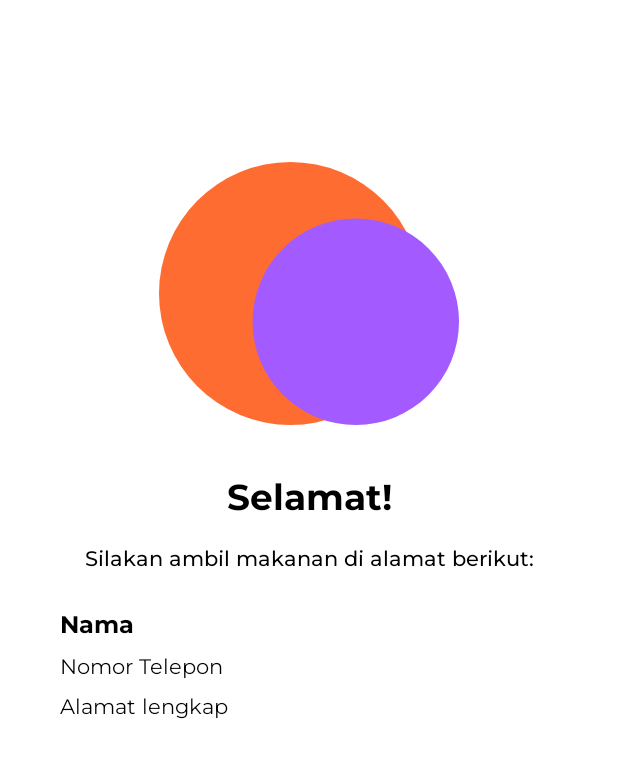
After one commit to farisramadhan13/IDGAF, an Android app: the TakeFoodConfirmationActivity screen opened directly, with no data from a screen before it, on a phone screen of 412 x 824 dp. The commit adds this screen. Shown: the top 758 px of the screen. Run offline under Robolectric (Android 15) with nearby library versions, the light colour scheme and no system bars.

Commit message:
ngerjain take food activity

```diff
--- a/app/src/main/AndroidManifest.xml
+++ b/app/src/main/AndroidManifest.xml
@@ -14,6 +14,9 @@
         android:roundIcon="@mipmap/ic_launcher_round"
         android:supportsRtl="true"
         android:theme="@style/Theme.AplikasiAntiFoodWaste">
+        <activity
+            android:name=".searchfood.TakeFoodConfirmationActivity"
+            android:exported="false" />
         <activity
             android:name=".searchfood.TakeFoodActivity"
             android:exported="false" />
--- a/app/src/main/java/com/capstoneproject/aplikasiantifoodwaste/searchfood/SearchFoodDetailActivity.kt
+++ b/app/src/main/java/com/capstoneproject/aplikasiantifoodwaste/searchfood/SearchFoodDetailActivity.kt
@@ -17,6 +17,7 @@ class SearchFoodDetailActivity : AppCompatActivity() {
 
         binding.btnAmbilMakananAvailable.setOnClickListener{
             startActivity(Intent(this@SearchFoodDetailActivity, TakeFoodActivity::class.java))
+            finish()
         }
     }
 }
--- a/app/src/main/java/com/capstoneproject/aplikasiantifoodwaste/searchfood/TakeFoodActivity.kt
+++ b/app/src/main/java/com/capstoneproject/aplikasiantifoodwaste/searchfood/TakeFoodActivity.kt
@@ -2,11 +2,14 @@ package com.capstoneproject.aplikasiantifoodwaste.searchfood
 
 import android.R
 import android.app.TimePickerDialog
+import android.content.Intent
 import androidx.appcompat.app.AppCompatActivity
 import android.os.Bundle
 import android.view.View
 import android.widget.*
 import com.capstoneproject.aplikasiantifoodwaste.databinding.ActivityTakeFoodBinding
+import com.capstoneproject.aplikasiantifoodwaste.home.HomeActivity
+import com.capstoneproject.aplikasiantifoodwaste.profile.AddAddressActivity
 
 class TakeFoodActivity : AppCompatActivity(), AdapterView.OnItemSelectedListener{
 
@@ -75,6 +78,10 @@ class TakeFoodActivity : AppCompatActivity(), AdapterView.OnItemSelectedListener
         adapter.setDropDownViewResource(android.R.layout.simple_spinner_dropdown_item)
         spinner!!.adapter = adapter
 
+        binding.btnAmbilMakanan.setOnClickListener {
+            startActivity(Intent(this@TakeFoodActivity, TakeFoodConfirmationActivity::class.java))
+            finish()
+        }
     }
 
     override fun onItemSelected(arg0: AdapterView<*>, arg1: View, position: Int, id: Long) {
--- /dev/null
+++ b/app/src/main/java/com/capstoneproject/aplikasiantifoodwaste/searchfood/TakeFoodConfirmationActivity.kt
@@ -0,0 +1,17 @@
+package com.capstoneproject.aplikasiantifoodwaste.searchfood
+
+import androidx.appcompat.app.AppCompatActivity
+import android.os.Bundle
+import com.capstoneproject.aplikasiantifoodwaste.databinding.ActivityTakeFoodConfirmationBinding
+
+class TakeFoodConfirmationActivity : AppCompatActivity() {
+
+    private lateinit var binding: ActivityTakeFoodConfirmationBinding
+
+    override fun onCreate(savedInstanceState: Bundle?) {
+        super.onCreate(savedInstanceState)
+        binding = ActivityTakeFoodConfirmationBinding.inflate(layoutInflater)
+        setContentView(binding.root)
+        supportActionBar?.hide()
+    }
+}
--- a/app/src/main/res/layout/activity_take_food.xml
+++ b/app/src/main/res/layout/activity_take_food.xml
@@ -124,6 +124,20 @@
                 app:layout_constraintEnd_toEndOf="parent"
                 app:layout_constraintStart_toStartOf="parent"
                 app:layout_constraintTop_toBottomOf="@id/tv_waktu_ambil" />
+
+            <Button
+                android:id="@+id/btn_ambil_makanan"
+                android:layout_width="150dp"
+                android:layout_height="wrap_content"
+                android:backgroundTint="@color/purple"
+                android:fontFamily="@font/montserrat_bold"
+                android:text="@string/ambil_makanan"
+                android:textColor="@color/white"
+                android:textSize="11sp"
+                android:layout_marginTop="16dp"
+                app:layout_constraintEnd_toEndOf="parent"
+                app:layout_constraintStart_toStartOf="parent"
+                app:layout_constraintTop_toBottomOf="@id/btn_waktu_ambil" />
         </androidx.constraintlayout.widget.ConstraintLayout>
     </ScrollView>
 </RelativeLayout>
--- /dev/null
+++ b/app/src/main/res/layout/activity_take_food_confirmation.xml
@@ -0,0 +1,127 @@
+<?xml version="1.0" encoding="utf-8"?>
+<androidx.constraintlayout.widget.ConstraintLayout xmlns:android="http://schemas.android.com/apk/res/android"
+    xmlns:app="http://schemas.android.com/apk/res-auto"
+    xmlns:tools="http://schemas.android.com/tools"
+    android:layout_width="match_parent"
+    android:layout_height="match_parent"
+    tools:context=".searchfood.TakeFoodConfirmationActivity">
+
+    <ImageView
+        android:id="@+id/iv_confirmation"
+        android:layout_width="wrap_content"
+        android:layout_height="wrap_content"
+        android:layout_marginTop="108dp"
+        android:src="@drawable/logo"
+        app:layout_constraintEnd_toEndOf="parent"
+        app:layout_constraintStart_toStartOf="parent"
+        app:layout_constraintTop_toTopOf="parent" />
+
+    <TextView
+        android:id="@+id/tv_confirmation"
+        android:layout_width="wrap_content"
+        android:layout_height="wrap_content"
+        android:layout_marginTop="32dp"
+        android:text="@string/selamat"
+        android:fontFamily="@font/montserrat_bold"
+        android:textSize="24sp"
+        android:textColor="@color/black"
+        app:layout_constraintEnd_toEndOf="parent"
+        app:layout_constraintStart_toStartOf="parent"
+        app:layout_constraintTop_toBottomOf="@+id/iv_confirmation" />
+
+    <TextView
+        android:id="@+id/tv_confirm_detail"
+        android:layout_width="wrap_content"
+        android:layout_height="wrap_content"
+        android:layout_marginTop="16dp"
+        android:fontFamily="@font/montserrat_medium"
+        android:text="@string/silakan_ambil_makanan"
+        android:textAlignment="center"
+        android:textColor="@color/black"
+        android:textSize="14sp"
+        app:layout_constraintEnd_toEndOf="parent"
+        app:layout_constraintStart_toStartOf="parent"
+        app:layout_constraintTop_toBottomOf="@+id/tv_confirmation" />
+
+    <LinearLayout
+        android:id="@+id/frame_alamat"
+        android:layout_width="match_parent"
+        android:layout_height="wrap_content"
+        android:layout_marginStart="32dp"
+        android:layout_marginTop="16dp"
+        android:layout_marginEnd="32dp"
+        android:padding="8dp"
+        android:visibility="visible"
+        android:orientation="vertical"
+        app:layout_constraintEnd_toEndOf="parent"
+        app:layout_constraintStart_toStartOf="parent"
+        app:layout_constraintTop_toBottomOf="@id/tv_confirm_detail">
+
+        <TextView
+            android:id="@+id/address_name"
+            android:layout_width="wrap_content"
+            android:layout_height="wrap_content"
+            android:fontFamily="@font/montserrat_bold"
+            android:text="@string/name"
+            android:textColor="@color/black"
+            android:textSize="16sp" />
+
+        <TextView
+            android:id="@+id/address_telp"
+            android:layout_width="wrap_content"
+            android:layout_height="wrap_content"
+            android:fontFamily="@font/montserrat_regular"
+            android:text="@string/telephone_number"
+            android:textColor="@color/black"
+            android:textSize="14sp"
+            android:layout_marginTop="8dp" />
+
+        <TextView
+            android:id="@+id/full_address"
+            android:layout_width="wrap_content"
+            android:layout_height="wrap_content"
+            android:fontFamily="@font/montserrat_regular"
+            android:text="@string/alamat_lengkap"
+            android:textColor="@color/black"
+            android:textSize="14sp"
+            android:layout_marginTop="8dp" />
+
+    </LinearLayout>
+    <!--
+    <TextView
+            android:id="@+id/address_name"
+            android:layout_width="wrap_content"
+            android:layout_height="wrap_content"
+            android:fontFamily="@font/montserrat_bold"
+            android:text="@string/name"
+            android:textColor="@color/black"
+            android:textSize="12sp"
+            address_card:layout_constraintStart_toStartOf="parent"
+            address_card:layout_constraintTop_toTopOf="parent" />
+
+        <TextView
+            android:id="@+id/address_telp"
+            android:layout_width="wrap_content"
+            android:layout_height="wrap_content"
+            android:fontFamily="@font/montserrat_regular"
+            android:text="@string/telephone_number"
+            android:textColor="@color/black"
+            android:textSize="11sp"
+            android:layout_marginTop="8dp"
+            address_card:layout_constraintStart_toStartOf="parent"
+            address_card:layout_constraintTop_toBottomOf="@+id/address_name" />
+
+        <TextView
+            android:id="@+id/full_address"
+            android:layout_width="wrap_content"
+            android:layout_height="wrap_content"
+            android:fontFamily="@font/montserrat_regular"
+            android:text="@string/alamat_lengkap"
+            android:textColor="@color/black"
+            android:textSize="11sp"
+            android:layout_marginTop="8dp"
+            address_card:layout_constraintStart_toStartOf="parent"
+            address_card:layout_constraintTop_toBottomOf="@+id/address_telp" />
+    -->
+
+</androidx.constraintlayout.widget.ConstraintLayout>
--- a/app/src/main/res/values/strings.xml
+++ b/app/src/main/res/values/strings.xml
@@ -84,6 +84,8 @@
     <string name="waktu_pengambilan">Waktu Pengambilan</string>
     <string name="belum_dipilih">Belum Dipilih</string>
     <string name="pilih_waktu_ambil">Pilih waktu ambil</string>
+    <string name="silakan_ambil_makanan">Silakan ambil makanan di alamat berikut:</string>
+    <string name="selamat">Selamat!</string>
     <string-array name="metode_ambil">
         <item>Ambil Sendiri</item>
         <item>Gosend</item>
```
